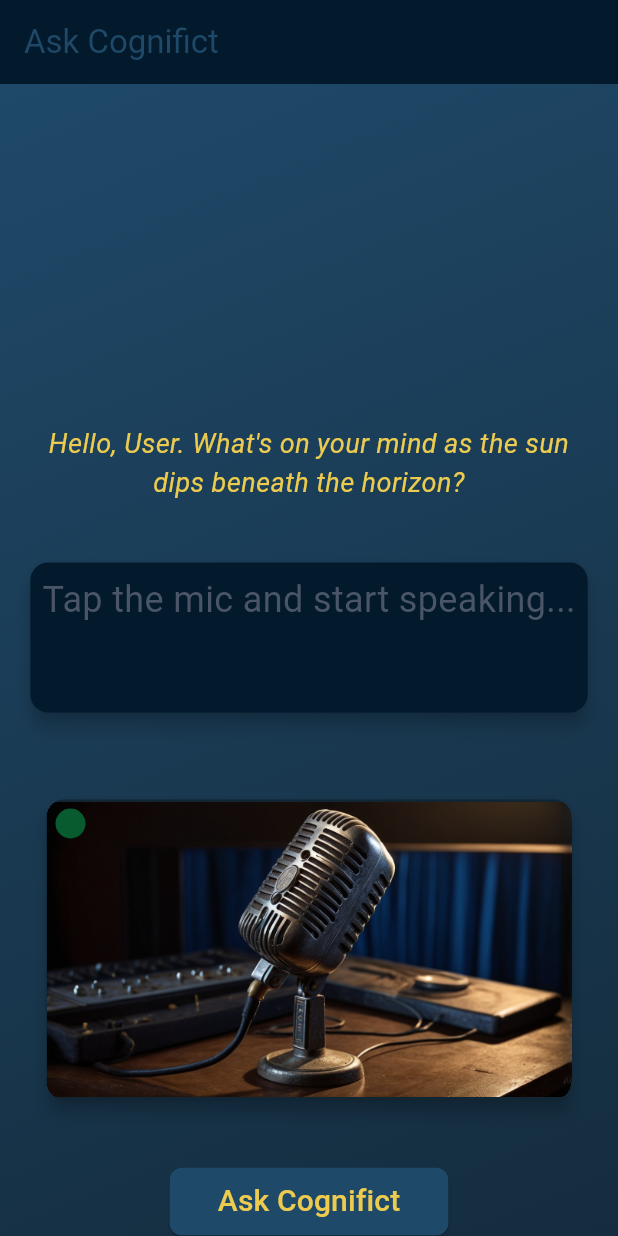
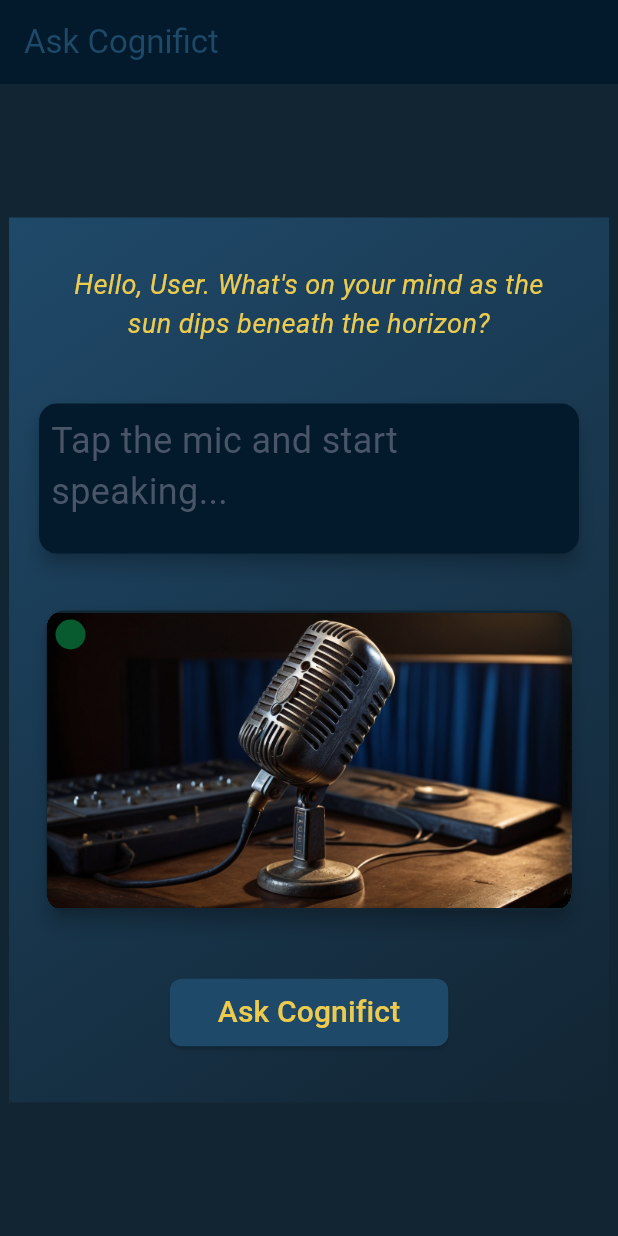
Before and after one commit to rboyle-software/cognifict, a Flutter app: the screen it shows after launch, after a tap on "Ask Cognifict", on a phone screen of 412 x 824 dp. Run offline on Flutter 3.47's test engine with Material 3 defaults, Android fonts, the phone set to English and light mode, and no system bars; our stand-ins replace dio, firebase_core, flutter_dotenv, google_fonts, speech_to_text; accounts and stored records are empty; network calls fail.

Commit message:
Limited width of text card; sky blue response text

```diff
--- a/lib/classes/open_ai_api_provider.dart
+++ b/lib/classes/open_ai_api_provider.dart
@@ -38,7 +38,7 @@
       _responseText = "Error: Failed to connect to the API.";
       throw Exception("Failed to connect to the API: $e");
     } finally {
-      print('API call completed! $_responseText');
+      print(_responseText);
       _isLoading = false;
       notifyListeners(); // Notify listeners after the API call completes
     }
--- a/lib/classes/speech_service.dart
+++ b/lib/classes/speech_service.dart
@@ -33,7 +33,7 @@
     _speech.stop();
     _isListening = false;
     notifyListeners();
-    print(recognizedText);
+    print(_recognizedText);
   }
 
   // Callback function to process the recognized speech
--- a/lib/input_screen.dart
+++ b/lib/input_screen.dart
@@ -33,10 +33,10 @@
         ),
       ),
       body: Center(
+        child: ConstrainedBox(
+          constraints: const BoxConstraints.tightFor(width: 400),
           child: SingleChildScrollView(
             child: Container(
-            width: 600,
-            height: 1000,
               decoration: const BoxDecoration(
                 gradient: LinearGradient(
                   begin: Alignment.topLeft,
@@ -66,7 +66,8 @@
                               ? const Center(
                                   child: CircularProgressIndicator(
                                     valueColor: AlwaysStoppedAnimation<Color>(CognifictColors.lighterBlue),
-                              ))
+                                  ),
+                                )
                               : SingleChildScrollView(
                                   child: _localResponseText.isEmpty
                                       ? Text(
@@ -75,13 +76,13 @@
                                         )
                                       : Text(
                                           _localResponseText,
-                                        style: const TextStyle(fontSize: 24.0, color: CognifictColors.lighterBlue),
+                                          style: const TextStyle(fontSize: 24.0, color: CognifictColors.skyBlue),
                                         ),
                                 ),
                         ),
                       ),
                     ),
-                  const SizedBox(height: 50),
+                    const SizedBox(height: 30),
 
                     // Display the microphone image button
                     Stack(
@@ -151,6 +152,7 @@
             ),
           ),
         ),
+      ),
     );
   }
 }
```
Lines whose indentation alone changed are shown as unchanged.
